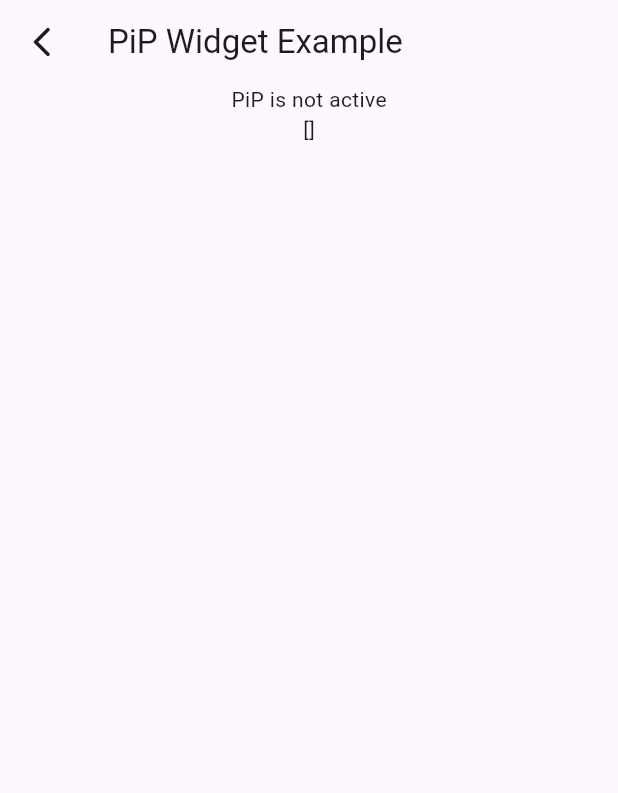
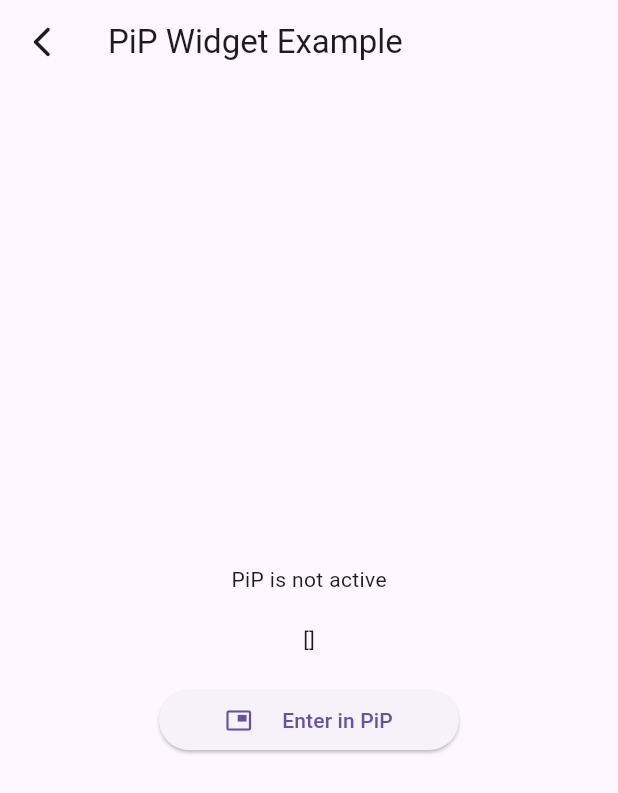
Before and after one commit to ahir504/pip_widget, a Flutter app: the PiPScreen screen opened by its route, on a phone screen of 412 x 824 dp. Shown: the top 793 px of the screen. Run offline on Flutter 3.47's test engine with Material 3 defaults, Android fonts, the phone set to English and light mode, and no system bars; our stand-ins replace plugin_platform_interface.

Commit message:
update example

```diff
--- a/example/lib/screens/PiPScreen.dart
+++ b/example/lib/screens/PiPScreen.dart
@@ -4,6 +4,7 @@ import 'package:pip_widget_example/main.dart';
 
 class PiPScreen extends StatefulWidget {
   final List<String>? args;
+
   const PiPScreen({this.args, super.key});
 
   @override
@@ -11,7 +12,6 @@ class PiPScreen extends StatefulWidget {
 }
 
 class _PiPScreenState extends State<PiPScreen> with WidgetsBindingObserver {
-
   @override
   void initState() {
     WidgetsBinding.instance.addObserver(this);
@@ -20,17 +20,22 @@ class _PiPScreenState extends State<PiPScreen> with WidgetsBindingObserver {
 
   @override
   void didChangeAppLifecycleState(AppLifecycleState state) {
-    if(state == AppLifecycleState.inactive){
-      pipWidget.enterPIP(aspectRatio: const Rational.vertical());
+    if (state == AppLifecycleState.inactive) {
+      _enablePiP();
     }
     super.didChangeAppLifecycleState(state);
   }
+
+  _enablePiP() {
+    pipWidget.enterPIP(aspectRatio: const Rational.vertical());
+  }
+
   @override
   Widget build(BuildContext context) {
     return Scaffold(
       appBar: AppBar(
         leading: IconButton(
-          onPressed: (){
+          onPressed: () {
             pipWidget.onBackPressed();
           },
           icon: const Icon(Icons.arrow_back_ios_new_rounded),
@@ -39,16 +44,34 @@ class _PiPScreenState extends State<PiPScreen> with WidgetsBindingObserver {
       ),
       body: PopScope(
         canPop: true,
-        onPopInvoked: (_){
+        onPopInvoked: (_) {
           pipWidget.onBackPressed();
         },
         child: PiPWidgetSwitcher(
           pipWidget: pipWidget,
           childWhenDisabled: Center(
             child: Column(
+              crossAxisAlignment: CrossAxisAlignment.center,
+              mainAxisAlignment: MainAxisAlignment.center,
               children: [
                 const Text("PiP is not active"),
+                const SizedBox(height: 20,),
                 Text(widget.args!.toString()),
+                const SizedBox(height: 20,),
+                SizedBox(
+                  width: 200,
+                  child: ElevatedButton(
+                      onPressed: () => _enablePiP,
+                      child: const Row(
+                        mainAxisAlignment: MainAxisAlignment.center,
+                        crossAxisAlignment: CrossAxisAlignment.center,
+                        children: [
+                          Icon(Icons.picture_in_picture),
+                          SizedBox(width: 20,),
+                          Text("Enter in PiP"),
+                        ],
+                      )),
+                )
               ],
             ),
           ),
--- a/lib/pip_widget.dart
+++ b/lib/pip_widget.dart
@@ -3,9 +3,9 @@ library pip_widget;
 import 'dart:async';
 import 'dart:math';
 import 'package:flutter/material.dart';
-import 'package:pip_widget/src/pip_status.dart';
 import 'package:pip_widget/src/platform_interface.dart';
 
 
 part 'src/pip_widget.dart';
+part 'src/pip_status.dart';
 part 'src/widget/pip_widget_switcher.dart';
--- a/lib/src/method_channel.dart
+++ b/lib/src/method_channel.dart
@@ -1,7 +1,7 @@
+import 'dart:convert';
 import 'dart:math';
 
 import 'package:flutter/services.dart';
-import 'package:pip_widget/src/pip_status.dart';
 import 'package:pip_widget/src/platform_interface.dart';
 
 import '../pip_widget.dart';
--- a/lib/src/pip_status.dart
+++ b/lib/src/pip_status.dart
@@ -1 +1,3 @@
+part of pip_widget;
+
 enum PiPWidgetStatus { enabled, disabled, unavailable }
--- a/lib/src/platform_interface.dart
+++ b/lib/src/platform_interface.dart
@@ -2,7 +2,6 @@
 import 'dart:math';
 
 import 'package:pip_widget/src/method_channel.dart';
-import 'package:pip_widget/src/pip_status.dart';
 import 'package:plugin_platform_interface/plugin_platform_interface.dart';
 
 import '../pip_widget.dart';
--- a/lib/src/widget/pip_widget_switcher.dart
+++ b/lib/src/widget/pip_widget_switcher.dart
@@ -1,4 +1,5 @@
 part of pip_widget;
+
 
 class PiPWidgetSwitcher extends StatefulWidget {
   final PipWidget? pipWidget;
--- a/pubspec.yaml
+++ b/pubspec.yaml
@@ -1,6 +1,6 @@
 name: pip_widget
 description: this plugin give you true control over the PIP
-version: 0.0.6
+version: 0.0.7
 homepage: https://github.com/ahir504/pip_widget.git
 
 environment:
@@ -10,7 +10,7 @@ environment:
 dependencies:
   flutter:
     sdk: flutter
-  plugin_platform_interface: ^2.0.2
+  plugin_platform_interface: ^2.1.8
 
 
 dev_dependencies:
```
Also changed, not shown: example/pubspec.lock, 1 other file.
